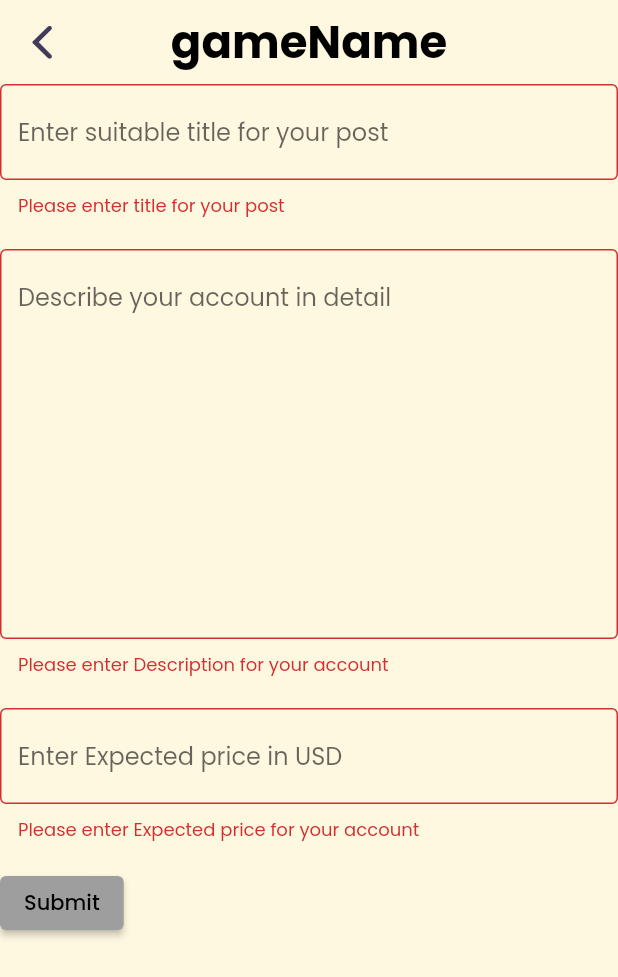
After one commit to Abhishekkr3003/AccUp, a Flutter app: the newPostPage screen opened directly, after a tap on "Submit", on a phone screen of 412 x 824 dp. The commit adds this screen. Shown: the top 977 px of the screen. Run offline on Flutter 3.47's test engine with Material 2 defaults, Android fonts, the light colour scheme and no system bars; our stand-ins replace cloud_firestore, firebase_auth, firebase_core, flutter_signin_button, fluttertoast, font_awesome_flutter and 4 more; accounts and stored records are empty.

Commit message:
Made new post page and post detail page(incomplete)

```diff
--- /dev/null
+++ b/lib/Pages/newPostPage.dart
@@ -0,0 +1,118 @@
+import 'dart:io';
+import 'package:accup/Pages/categoriesPage.dart';
+import 'package:cloud_firestore/cloud_firestore.dart';
+import 'package:firebase_auth/firebase_auth.dart';
+import 'package:flutter/cupertino.dart';
+import 'package:flutter/material.dart';
+import 'package:flutter/services.dart';
+import 'package:fluttertoast/fluttertoast.dart';
+import 'package:font_awesome_flutter/font_awesome_flutter.dart';
+import 'package:google_fonts/google_fonts.dart';
+import 'package:liquid_pull_to_refresh/liquid_pull_to_refresh.dart';
+import 'package:velocity_x/velocity_x.dart';
+
+class newPostPage extends StatefulWidget {
+  @override
+  _newPostPageState createState() => _newPostPageState();
+}
+
+class _newPostPageState extends State<newPostPage> {
+  @override
+  final _formKey = GlobalKey<FormState>();
+
+  Widget build(BuildContext context) {
+    return Scaffold(
+      appBar: AppBar(
+        backgroundColor: Colors.transparent,
+        title: Container(
+          child: Text(
+            "gameName",
+            style: TextStyle(fontSize: 30, fontWeight: FontWeight.bold),
+          ),
+        ),
+        leading: IconButton(
+          icon: Icon(
+            CupertinoIcons.back,
+            size: 35.0,
+          ),
+          onPressed: () => Navigator.pop(context),
+        ),
+      ),
+      backgroundColor: Colors.amber.shade50,
+      body: SingleChildScrollView(
+        child: SafeArea(
+          child: Form(
+            key: _formKey,
+            child: Column(
+              crossAxisAlignment: CrossAxisAlignment.start,
+              children: [
+                TextFormField(
+                  decoration: InputDecoration(
+                    border: OutlineInputBorder(),
+                    hintText: 'Enter suitable title for your post',
+                  ),
+                  // The validator receives the text that the user has entered.
+                  validator: (value) {
+                    if (value == null || value.isEmpty) {
+                      return 'Please enter title for your post';
+                    }
+                    return null;
+                  },
+                ),
+                SizedBox(
+                  height: 20,
+                ),
+                TextFormField(
+                  maxLines: 10,
+                  decoration: InputDecoration(
+                    border: OutlineInputBorder(),
+                    hintText: 'Describe your account in detail',
+                  ),
+                  // The validator receives the text that the user has entered.
+                  validator: (value) {
+                    if (value == null || value.isEmpty) {
+                      return 'Please enter Description for your account';
+                    }
+                    return null;
+                  },
+                ),
+                SizedBox(
+                  height: 20.0,
+                ),
+                TextFormField(
+                  decoration: InputDecoration(
+                    border: OutlineInputBorder(),
+                    hintText: 'Enter Expected price in USD',
+                  ),
+                  // The validator receives the text that the user has entered.
+                  validator: (value) {
+                    if (value == null || value.isEmpty) {
+                      return 'Please enter Expected price for your account';
+                    }
+                    return null;
+                  },
+                ),
+                Padding(
+                  padding: const EdgeInsets.symmetric(vertical: 16.0),
+                  child: ElevatedButton(
+                    onPressed: () {
+                      // Validate returns true if the form is valid, or false otherwise.
+                      if (_formKey.currentState!.validate()) {
+                        // If the form is valid, display a snackbar. In the real world,
+                        // you'd often call a server or save the information in a database.
+                        ScaffoldMessenger.of(context).showSnackBar(
+                          const SnackBar(content: Text('Processing Data')),
+                        );
+                      }
+                    },
+                    child: const Text('Submit'),
+                  ),
+                ),
+              ],
+            ),
+          ).expand(),
+        ),
+      ),
+    );
+  }
+}
```
Also changed, not shown: lib/Pages/postDetailsPage.dart (added, +95 -0 lines), lib/Pages/postsPage.dart (+26 -1 lines).
